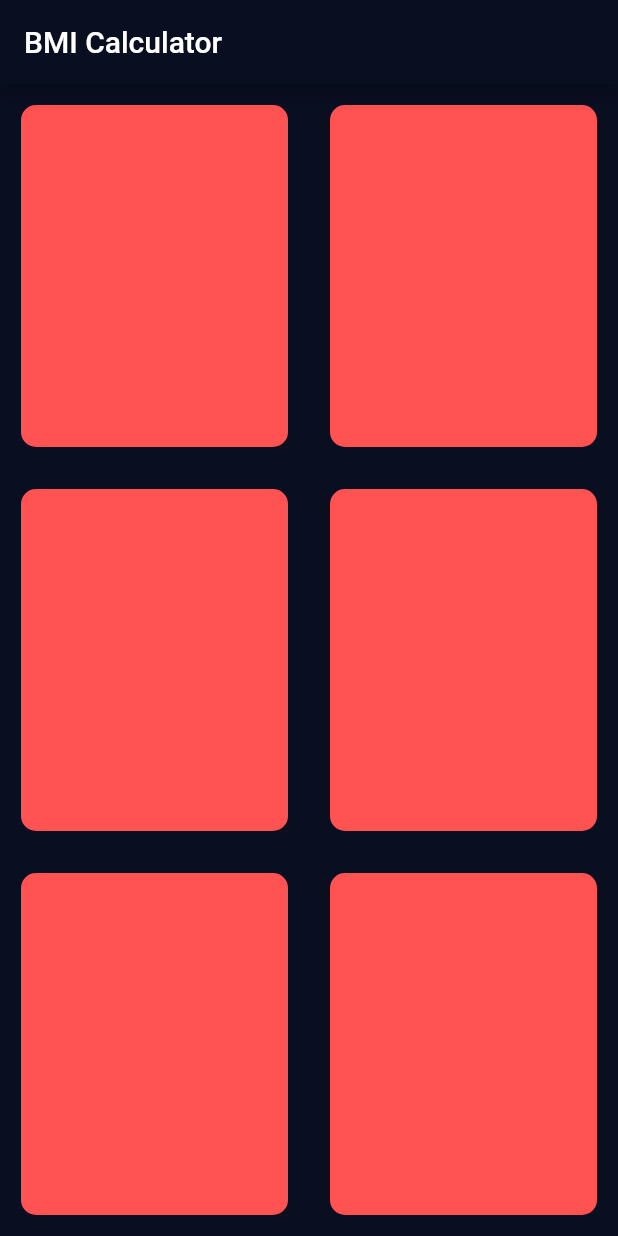
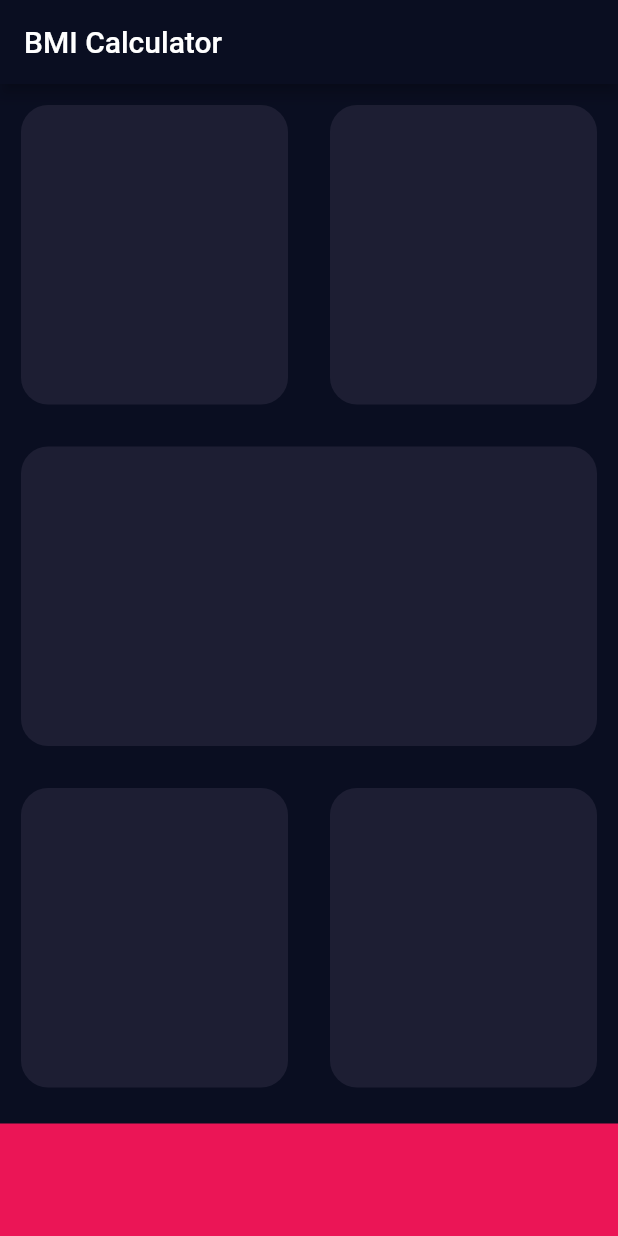
Before and after one commit to gian-pc/flutter_bmi, a Flutter app: the screen it shows after launch, on a phone screen of 412 x 824 dp. Run offline on Flutter 3.47's test engine with Material 2 defaults, Android fonts, the phone set to English and light mode, and no system bars.

Commit message:
Creando page/input_page.dart, Container

```diff
--- a/lib/main.dart
+++ b/lib/main.dart
@@ -1,4 +1,5 @@
 import 'package:flutter/material.dart';
+import 'package:flutter_codigo3_bmi/pages/input_page.dart';
 
 void main() {
   runApp(MyApp());
@@ -16,90 +17,3 @@ class MyApp extends StatelessWidget {
     );
   }
 }
-
-class InputPage extends StatelessWidget {
-  @override
-  Widget build(BuildContext context) {
-    return Scaffold(
-      appBar: AppBar(
-        title: Text("BMI Calculator"),
-      ),
-      body: Column(
-        children: [
-          Expanded(
-            child: Row(
-              children: [
-                Expanded(
-                  child: Container(
-                    margin: EdgeInsets.all(14.0),
-                    decoration: BoxDecoration(
-                      color: Colors.redAccent,
-                      borderRadius: BorderRadius.circular(10.0),
-                    ),
-                  ),
-                ),
-                Expanded(
-                  child: Container(
-                    margin: EdgeInsets.all(14.0),
-                    decoration: BoxDecoration(
-                      color: Colors.redAccent,
-                      borderRadius: BorderRadius.circular(10.0),
-                    ),
-                  ),
-                ),
-              ],
-            ),
-          ),
-          Expanded(
-            child: Row(
-              children: [
-                Expanded(
-                  child: Container(
-                    margin: EdgeInsets.all(14.0),
-                    decoration: BoxDecoration(
-                      color: Colors.redAccent,
-                      borderRadius: BorderRadius.circular(10.0),
-                    ),
-                  ),
-                ),
-                Expanded(
-                  child: Container(
-                    margin: EdgeInsets.all(14.0),
-                    decoration: BoxDecoration(
-                      color: Colors.redAccent,
-                      borderRadius: BorderRadius.circular(10.0),
-                    ),
-                  ),
-                ),
-              ],
-            ),
-          ),
-          Expanded(
-            child: Row(
-              children: [
-                Expanded(
-                  child: Container(
-                    margin: EdgeInsets.all(14.0),
-                    decoration: BoxDecoration(
-                      color: Colors.redAccent,
-                      borderRadius: BorderRadius.circular(10.0),
-                    ),
-                  ),
-                ),
-                Expanded(
-                  child: Container(
-                    margin: EdgeInsets.all(14.0),
-                    decoration: BoxDecoration(
-                      color: Colors.redAccent,
-                      borderRadius: BorderRadius.circular(10.0),
-                    ),
-                  ),
-                ),
-              ],
-            ),
-          )
-        ],
-      ),
-    );
-  }
-}
--- /dev/null
+++ b/lib/pages/input_page.dart
@@ -0,0 +1,77 @@
+import 'package:flutter/material.dart';
+
+const activeCardColor = Color(0xff1d1e33);
+const bottomContainerHeight = 75.0;
+const bottomContainerColor=Color(0xffeb1556);
+
+class InputPage extends StatelessWidget {
+  @override
+  Widget build(BuildContext context) {
+    return Scaffold(
+      appBar: AppBar(
+        title: Text("BMI Calculator"),
+      ),
+      body: Column(
+        children: [
+          Expanded(
+            child: Row(
+              children: [
+                Expanded(
+                  child: ReusableCard(color: activeCardColor),
+                ),
+                Expanded(
+                  child: ReusableCard(color: activeCardColor),
+                ),
+              ],
+            ),
+          ),
+          Expanded(
+            child: Row(
+              children: [
+                Expanded(
+                  child: ReusableCard(color: activeCardColor),
+                ),
+              ],
+            ),
+          ),
+          Expanded(
+            child: Row(
+              children: [
+                Expanded(
+                  child: ReusableCard(color: activeCardColor),
+                ),
+                Expanded(
+                  child: ReusableCard(color: activeCardColor),
+                ),
+              ],
+            ),
+          ),
+          Container(
+            color: bottomContainerColor,
+            height: bottomContainerHeight,
+            width: double.infinity,
+            margin: EdgeInsets.only(top: 10),
+
+          ),
+        ],
+      ),
+    );
+  }
+}
+
+class ReusableCard extends StatelessWidget {
+  late Color color;
+
+  ReusableCard({required this.color});
+
+  @override
+  Widget build(BuildContext context) {
+    return Container(
+      margin: EdgeInsets.all(14.0),
+      decoration: BoxDecoration(
+        color: this.color,
+        borderRadius: BorderRadius.circular(18.0),
+      ),
+    );
+  }
+}
```
